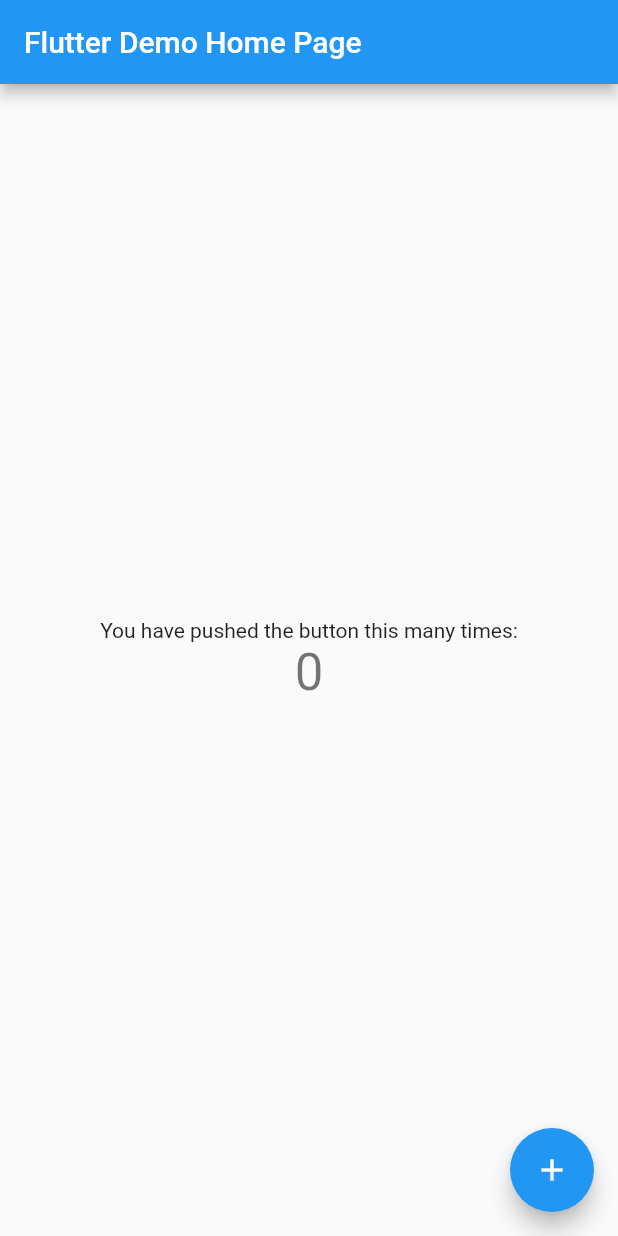
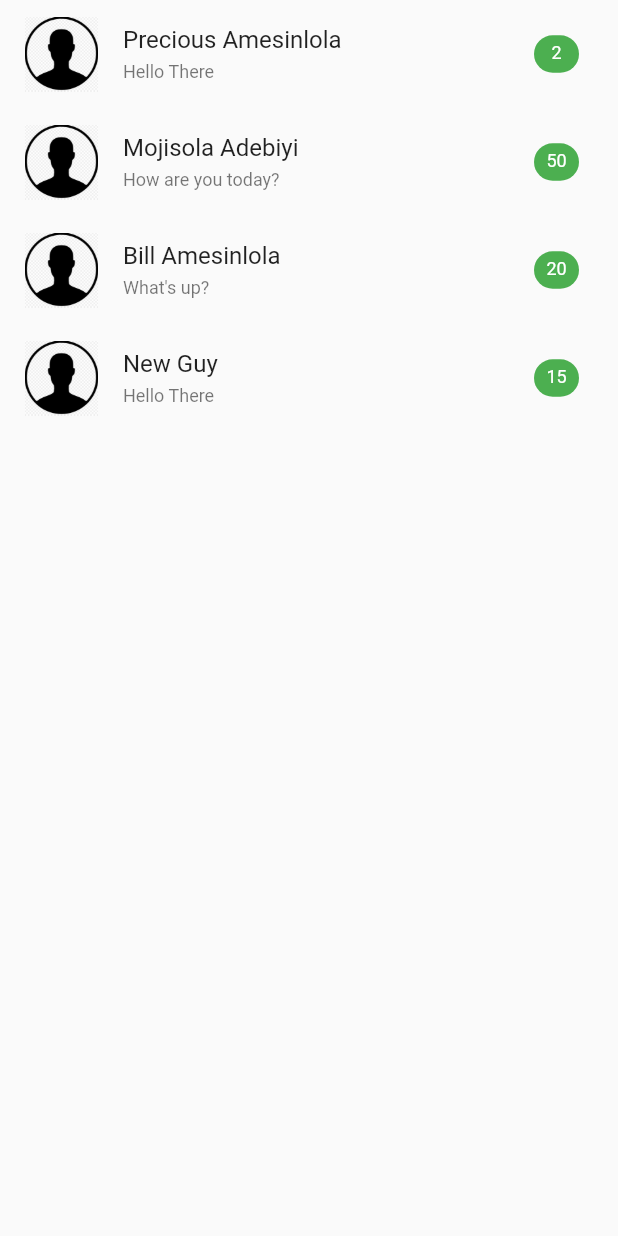
Before and after one commit to Tijesunimi/flutter_connect, a Flutter app: the screen it shows after launch, on a phone screen of 412 x 824 dp. Run offline on Flutter 3.47's test engine with Material 2 defaults, Android fonts, the phone set to English and light mode, and no system bars.

Commit message:
Completed design for messages

```diff
--- a/lib/main.dart
+++ b/lib/main.dart
@@ -1,111 +1,11 @@
 import 'package:flutter/material.dart';
+import 'messages.dart';
+import 'chat.dart';
 
-void main() => runApp(MyApp());
-
-class MyApp extends StatelessWidget {
-  // This widget is the root of your application.
-  @override
-  Widget build(BuildContext context) {
-    return MaterialApp(
-      title: 'Flutter Demo',
-      theme: ThemeData(
-        // This is the theme of your application.
-        //
-        // Try running your application with "flutter run". You'll see the
-        // application has a blue toolbar. Then, without quitting the app, try
-        // changing the primarySwatch below to Colors.green and then invoke
-        // "hot reload" (press "r" in the console where you ran "flutter run",
-        // or simply save your changes to "hot reload" in a Flutter IDE).
-        // Notice that the counter didn't reset back to zero; the application
-        // is not restarted.
-        primarySwatch: Colors.blue,
-      ),
-      home: MyHomePage(title: 'Flutter Demo Home Page'),
-    );
-  }
-}
-
-class MyHomePage extends StatefulWidget {
-  MyHomePage({Key key, this.title}) : super(key: key);
-
-  // This widget is the home page of your application. It is stateful, meaning
-  // that it has a State object (defined below) that contains fields that affect
-  // how it looks.
-
-  // This class is the configuration for the state. It holds the values (in this
-  // case the title) provided by the parent (in this case the App widget) and
-  // used by the build method of the State. Fields in a Widget subclass are
-  // always marked "final".
-
-  final String title;
-
-  @override
-  _MyHomePageState createState() => _MyHomePageState();
-}
-
-class _MyHomePageState extends State<MyHomePage> {
-  int _counter = 0;
-
-  void _incrementCounter() {
-    setState(() {
-      // This call to setState tells the Flutter framework that something has
-      // changed in this State, which causes it to rerun the build method below
-      // so that the display can reflect the updated values. If we changed
-      // _counter without calling setState(), then the build method would not be
-      // called again, and so nothing would appear to happen.
-      _counter++;
-    });
-  }
-
-  @override
-  Widget build(BuildContext context) {
-    // This method is rerun every time setState is called, for instance as done
-    // by the _incrementCounter method above.
-    //
-    // The Flutter framework has been optimized to make rerunning build methods
-    // fast, so that you can just rebuild anything that needs updating rather
-    // than having to individually change instances of widgets.
-    return Scaffold(
-      appBar: AppBar(
-        // Here we take the value from the MyHomePage object that was created by
-        // the App.build method, and use it to set our appbar title.
-        title: Text(widget.title),
-      ),
-      body: Center(
-        // Center is a layout widget. It takes a single child and positions it
-        // in the middle of the parent.
-        child: Column(
-          // Column is also layout widget. It takes a list of children and
-          // arranges them vertically. By default, it sizes itself to fit its
-          // children horizontally, and tries to be as tall as its parent.
-          //
-          // Invoke "debug painting" (press "p" in the console, choose the
-          // "Toggle Debug Paint" action from the Flutter Inspector in Android
-          // Studio, or the "Toggle Debug Paint" command in Visual Studio Code)
-          // to see the wireframe for each widget.
-          //
-          // Column has various properties to control how it sizes itself and
-          // how it positions its children. Here we use mainAxisAlignment to
-          // center the children vertically; the main axis here is the vertical
-          // axis because Columns are vertical (the cross axis would be
-          // horizontal).
-          mainAxisAlignment: MainAxisAlignment.center,
-          children: <Widget>[
-            Text(
-              'You have pushed the button this many times:',
-            ),
-            Text(
-              '$_counter',
-              style: Theme.of(context).textTheme.display1,
-            ),
-          ],
+void main() => runApp(
+      MaterialApp(
+        home: Scaffold(
+          body: Messages(),
         ),
       ),
-      floatingActionButton: FloatingActionButton(
-        onPressed: _incrementCounter,
-        tooltip: 'Increment',
-        child: Icon(Icons.add),
-      ), // This trailing comma makes auto-formatting nicer for build methods.
     );
-  }
-}
--- /dev/null
+++ b/lib/messages.dart
@@ -0,0 +1,91 @@
+import 'package:flutter/material.dart';
+import 'chat.dart';
+
+class Messages extends StatelessWidget {
+  @override
+  Widget build(BuildContext context) {
+    // TODO: implement build
+    return MaterialApp(
+      home: Scaffold(
+        body: SingleChildScrollView(
+          child: Column(
+            children: <Widget>[
+              ChatMessage(
+                name: "Precious Amesinlola",
+                preview: "Hello There",
+                picture: AssetImage('images/avatar.jpg'),
+                count: "2",
+              ),
+              ChatMessage(
+                name: "Mojisola Adebiyi",
+                preview: "How are you today?",
+                picture: AssetImage('images/avatar.jpg'),
+                count: "50",
+              ),
+              ChatMessage(
+                name: "Bill Amesinlola",
+                preview: "What's up?",
+                picture: AssetImage('images/avatar.jpg'),
+                count: "20",
+              ),
+              ChatMessage(
+                name: "New Guy",
+                preview: "Hello There",
+                picture: AssetImage('images/avatar.jpg'),
+                count: "15",
+              ),
+            ],
+          ),
+        ),
+      ),
+    );
+  }
+}
+
+class ChatMessage extends StatelessWidget {
+  final String name, preview, count;
+  final AssetImage picture;
+
+  ChatMessage({this.name, this.preview, this.count, this.picture});
+
+  TextStyle usernameStyle = TextStyle(fontSize: 16.0);
+  TextStyle messageStyle = TextStyle(fontSize: 12.0);
+
+  @override
+  Widget build(BuildContext context) {
+    // TODO: implement build
+    return ListTile(
+      onTap: () {
+        Navigator.of(context)
+            .push(MaterialPageRoute(builder: (context) => Chat()));
+      },
+      title: Text(
+        this.name,
+        textAlign: TextAlign.left,
+        style: usernameStyle,
+      ),
+      subtitle:
+          Text(this.preview, style: messageStyle, textAlign: TextAlign.left),
+      leading: Image(
+        image: this.picture,
+        height: 50.0,
+        width: 50.0,
+      ),
+      trailing: Container(
+        width: 30.0,
+        height: 25.0,
+        margin: EdgeInsets.only(left: 10.0, right: 10.0),
+        padding: EdgeInsets.only(top: 5.0),
+        decoration: BoxDecoration(
+          color: Colors.green,
+          borderRadius: BorderRadius.circular(15.0),
+        ),
+        child: Text(
+          this.count,
+          textAlign: TextAlign.center,
+          style: TextStyle(fontSize: 12.0, color: Colors.white),
+        ),
+      ),
+    );
+  }
+}
--- a/pubspec.yaml
+++ b/pubspec.yaml
@@ -41,9 +41,8 @@ flutter:
   uses-material-design: true
 
   # To add assets to your application, add an assets section, like this:
-  # assets:
-  #  - images/a_dot_burr.jpeg
-  #  - images/a_dot_ham.jpeg
+  assets:
+   - images/
 
   # An image asset can refer to one or more resolution-specific "variants", see
   # https://flutter.io/assets-and-images/#resolution-aware.
```
Also changed, not shown: lib/chat.dart (added, +107 -0 lines), images/avatar.jpg (added), 1 other file.
